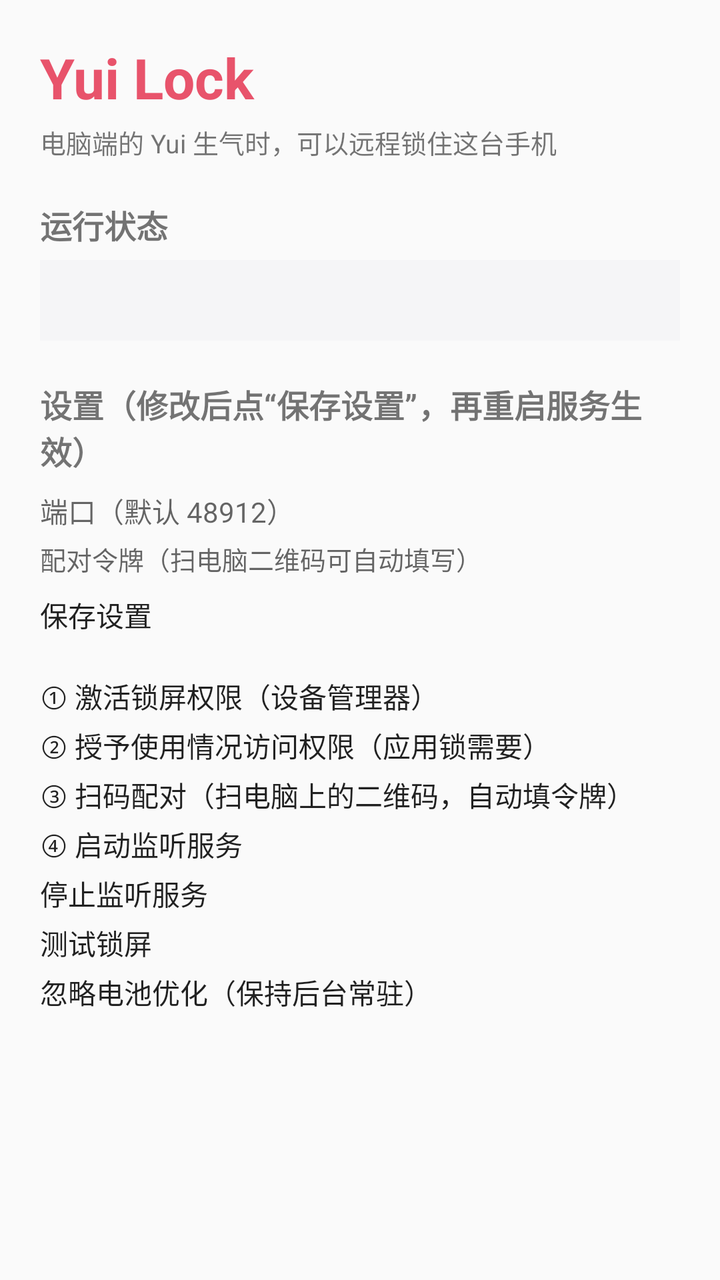
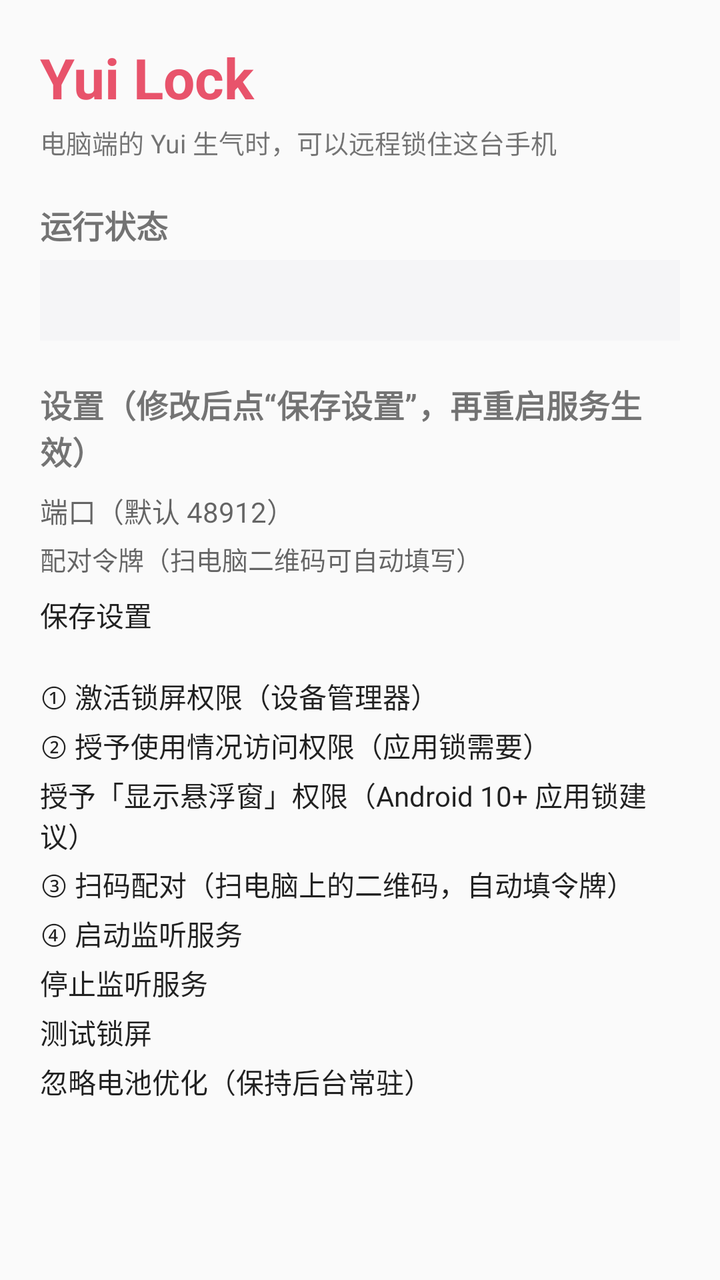

Compare the two renders of this Android layout. The source of the first and the diff that turns it into the second are given below.
<!-- AndroidManifest.xml: application theme AppTheme -->
<!-- res/layout/activity_main.xml -->
<?xml version="1.0" encoding="utf-8"?>
<ScrollView xmlns:android="http://schemas.android.com/apk/res/android"
    android:layout_width="match_parent"
    android:layout_height="match_parent"
    android:fillViewport="true">

    <LinearLayout
        android:layout_width="match_parent"
        android:layout_height="wrap_content"
        android:orientation="vertical"
        android:padding="20dp">

        <TextView
            android:layout_width="wrap_content"
            android:layout_height="wrap_content"
            android:text="Yui Lock"
            android:textColor="#E8536B"
            android:textSize="28sp"
            android:textStyle="bold" />

        <TextView
            android:layout_width="wrap_content"
            android:layout_height="wrap_content"
            android:layout_marginTop="4dp"
            android:text="电脑端的 Yui 生气时，可以远程锁住这台手机"
            android:textSize="13sp" />

        <TextView
            android:layout_width="wrap_content"
            android:layout_height="wrap_content"
            android:layout_marginTop="20dp"
            android:text="@string/title_status"
            android:textStyle="bold"
            android:textSize="16sp" />

        <TextView
            android:id="@+id/tvStatus"
            android:layout_width="match_parent"
            android:layout_height="wrap_content"
            android:layout_marginTop="6dp"
            android:background="#F5F5F7"
            android:fontFamily="monospace"
            android:padding="12dp"
            android:textSize="12sp" />

        <TextView
            android:layout_width="wrap_content"
            android:layout_height="wrap_content"
            android:layout_marginTop="20dp"
            android:text="@string/title_settings"
            android:textStyle="bold"
            android:textSize="16sp" />

        <EditText
            android:id="@+id/etPort"
            android:layout_width="match_parent"
            android:layout_height="wrap_content"
            android:layout_marginTop="8dp"
            android:hint="@string/hint_port"
            android:inputType="number" />

        <EditText
            android:id="@+id/etToken"
            android:layout_width="match_parent"
            android:layout_height="wrap_content"
            android:layout_marginTop="4dp"
            android:hint="@string/hint_token"
            android:inputType="text"
            android:textSize="13sp" />

        <Button
            android:id="@+id/btnSave"
            android:layout_width="match_parent"
            android:layout_height="wrap_content"
            android:layout_marginTop="8dp"
            android:text="@string/btn_save" />

        <Button
            android:id="@+id/btnAdmin"
            android:layout_width="match_parent"
            android:layout_height="wrap_content"
            android:layout_marginTop="20dp"
            android:text="@string/btn_admin" />

        <Button
            android:id="@+id/btnUsage"
            android:layout_width="match_parent"
            android:layout_height="wrap_content"
            android:layout_marginTop="4dp"
            android:text="@string/btn_usage" />

        <Button
            android:id="@+id/btnScan"
            android:layout_width="match_parent"
            android:layout_height="wrap_content"
            android:layout_marginTop="4dp"
            android:text="@string/btn_scan" />

        <Button
            android:id="@+id/btnStart"
            android:layout_width="match_parent"
            android:layout_height="wrap_content"
            android:layout_marginTop="4dp"
            android:text="@string/btn_start" />

        <Button
            android:id="@+id/btnStop"
            android:layout_width="match_parent"
            android:layout_height="wrap_content"
            android:layout_marginTop="4dp"
            android:text="@string/btn_stop" />

        <Button
            android:id="@+id/btnTest"
            android:layout_width="match_parent"
            android:layout_height="wrap_content"
            android:layout_marginTop="4dp"
            android:text="@string/btn_test" />

        <Button
            android:id="@+id/btnBattery"
            android:layout_width="match_parent"
            android:layout_height="wrap_content"
            android:layout_marginTop="4dp"
            android:text="@string/btn_battery" />

        <TextView
            android:id="@+id/tvHelp"
            android:layout_width="match_parent"
            android:layout_height="wrap_content"
            android:layout_marginTop="16dp"
            android:lineSpacingExtra="3dp"
            android:textSize="12sp" />
    </LinearLayout>
</ScrollView>
<!-- resources referenced by this layout -->
<resources>
  <string name="btn_admin">① 激活锁屏权限（设备管理器）</string>
  <string name="btn_battery">忽略电池优化（保持后台常驻）</string>
  <string name="btn_save">保存设置</string>
  <string name="btn_scan">③ 扫码配对（扫电脑上的二维码，自动填令牌）</string>
  <string name="btn_start">④ 启动监听服务</string>
  <string name="btn_stop">停止监听服务</string>
  <string name="btn_test">测试锁屏</string>
  <string name="btn_usage">② 授予使用情况访问权限（应用锁需要）</string>
  <string name="hint_port">端口（默认 48912）</string>
  <string name="hint_token">配对令牌（扫电脑二维码可自动填写）</string>
  <string name="title_settings">设置（修改后点“保存设置”，再重启服务生效）</string>
  <string name="title_status">运行状态</string>
  <style name="AppTheme" parent="android:Theme.Material.Light.NoActionBar">
          <item name="android:colorPrimary">#E8536B</item>
          <item name="android:colorAccent">#E8536B</item>
          <item name="android:statusBarColor">#E8536B</item>
      </style>
</resources>

<!-- the commit's change to res/layout/activity_main.xml (unified diff, before → after) -->
@@ -90,6 +90,13 @@
             android:text="@string/btn_usage" />
 
         <Button
+            android:id="@+id/btnOverlay"
+            android:layout_width="match_parent"
+            android:layout_height="wrap_content"
+            android:layout_marginTop="4dp"
+            android:text="@string/btn_overlay" />
+
+        <Button
             android:id="@+id/btnScan"
             android:layout_width="match_parent"
             android:layout_height="wrap_content"
<!-- resource entries referenced after the edit -->
@@ -2,6 +2,7 @@
 <resources>
   <string name="btn_admin">① 激活锁屏权限（设备管理器）</string>
   <string name="btn_battery">忽略电池优化（保持后台常驻）</string>
+  <string name="btn_overlay">授予「显示悬浮窗」权限（Android 10+ 应用锁建议）</string>
   <string name="btn_save">保存设置</string>
   <string name="btn_scan">③ 扫码配对（扫电脑上的二维码，自动填令牌）</string>
   <string name="btn_start">④ 启动监听服务</string>
